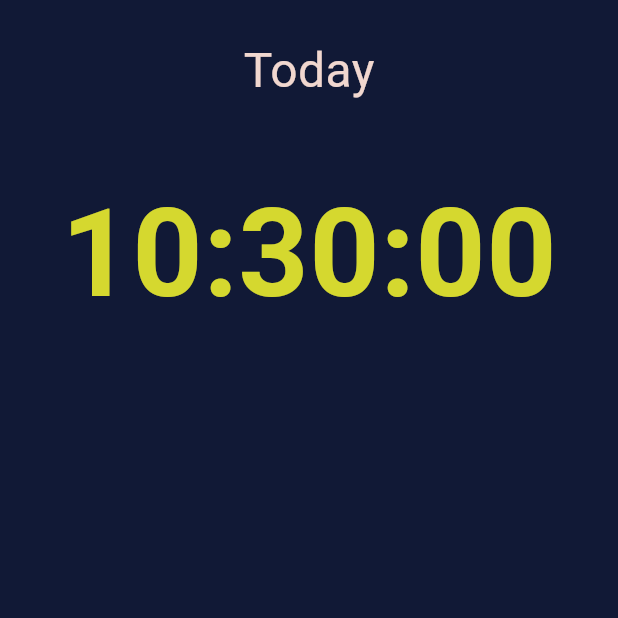
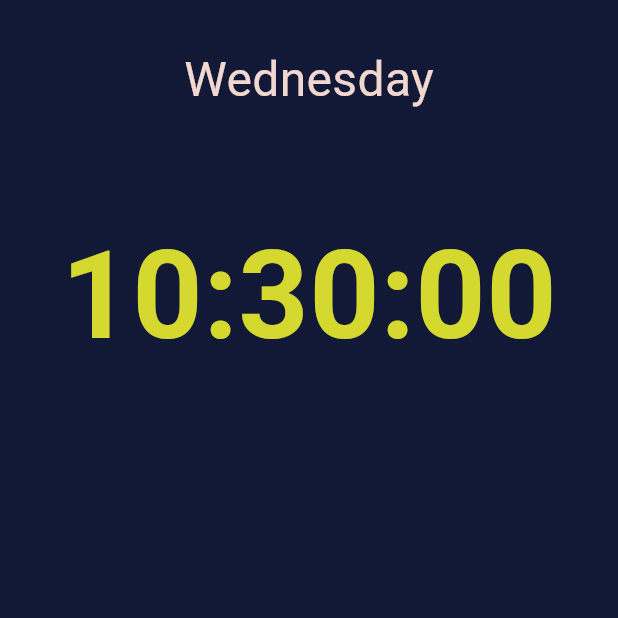
Before and after one commit to yousef-shaman/digtal_clock, a Flutter app: the screen it shows after launch, on a phone screen of 412 x 824 dp, the top half of it. Run offline on Flutter 3.47's test engine with Material 3 defaults, Android fonts, the phone set to English and light mode, and no system bars; our stand-ins replace timer_builder.

Commit message:
Display The Day name
Added intl package to help transform Date format into 'EEEE'

```diff
--- a/lib/home.dart
+++ b/lib/home.dart
@@ -1,6 +1,9 @@
 import 'package:digtal_clock/style/colors.dart';
 import 'package:flutter/material.dart';
 import 'package:timer_builder/timer_builder.dart';
+import 'package:intl/intl.dart';
+
+
 
 class HomePage extends StatefulWidget {
   const HomePage({super.key});
@@ -13,27 +16,23 @@ class _HomePageState extends State<HomePage> {
   DateTime now = DateTime.now();
   bool isDarkMode = false;
 
-  // Future<DateTime> fetchClock() async {
-  //   now = DateTime.now();
-  //   return now;
-  // }
 
   changeMode() {
     setState(() {
-          isDarkMode = !isDarkMode;
-        });
+      isDarkMode = !isDarkMode;
+    });
   }
 
   @override
   Widget build(BuildContext context) {
-
     return GestureDetector(
       onTap: () => changeMode(),
       child: Scaffold(
-        backgroundColor: isDarkMode ? AppStyle.primaryColor : AppStyle.primaryColorDark,
+        backgroundColor:
+            isDarkMode ? AppStyle.primaryColor : AppStyle.primaryColorDark,
         body: SafeArea(
           child: Padding(
-            padding: const EdgeInsets.all(24.0),
+            padding: const EdgeInsets.all(30.0),
             child: Column(
               mainAxisAlignment: MainAxisAlignment.spaceBetween,
               crossAxisAlignment: CrossAxisAlignment.center,
@@ -51,21 +50,26 @@ class _HomePageState extends State<HomePage> {
                     String hour = DateTime.now().hour < 10
                         ? "0${DateTime.now().hour}"
                         : DateTime.now().hour.toString();
-                    // String day = DateTime.now().toString();
+                    // Getting the current day name
+                    String dayName = DateFormat('EEEE').format(DateTime.now());
                     return Center(
                       child: Column(
                         children: [
                           Text(
-                            "Today",
-                            style: isDarkMode? AppStyle.mainTextThin : AppStyle.mainTextThinDark,
+                            dayName,
+                            style: isDarkMode
+                                ? AppStyle.mainTextThin
+                                : AppStyle.mainTextThinDark,
                           ),
                           const SizedBox(
-                            height: 40.0,
+                            height: 62.0,
                           ),
                           Text(
-                                "$hour:$minute:$second",
-                                style: isDarkMode? AppStyle.maintext : AppStyle.maintextDark,
-                              ),
+                            "$hour:$minute:$second",
+                            style: isDarkMode
+                                ? AppStyle.maintext
+                                : AppStyle.maintextDark,
+                          ),
                         ],
                       ),
                     );
--- a/pubspec.yaml
+++ b/pubspec.yaml
@@ -36,6 +36,7 @@ dependencies:
   # Use with the CupertinoIcons class for iOS style icons.
   cupertino_icons: ^1.0.8
   timer_builder: ^2.0.0
+  intl: ^0.20.1
 
 dev_dependencies:
   flutter_test:
```
Also changed, not shown: pubspec.lock.
